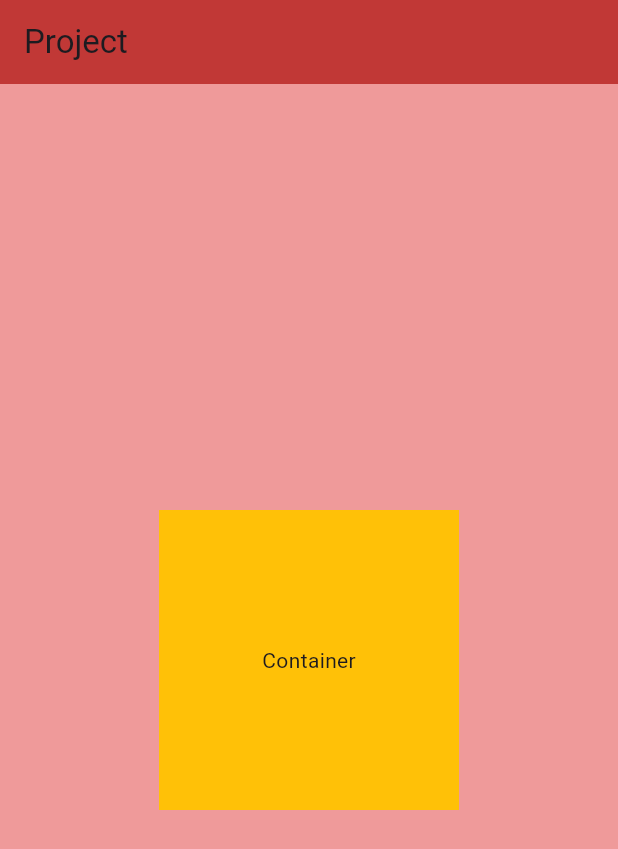
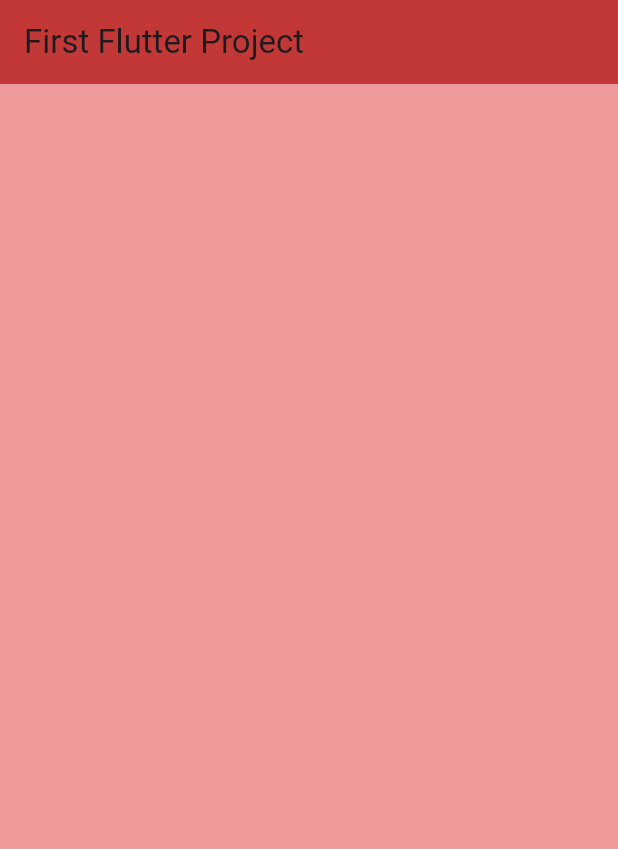
Before and after one commit to anshu-ac-dv/flutter_application_1, a Flutter app: the screen it shows after launch, on a phone screen of 412 x 824 dp. Shown: the top 849 px of the screen. Run offline on Flutter 3.47's test engine with Material 3 defaults, Android fonts, the phone set to English and light mode, and no system bars.

Commit message:
Initial Commit

```diff
--- a/lib/main.dart
+++ b/lib/main.dart
@@ -28,15 +28,7 @@ class MyApp extends StatelessWidget {
         backgroundColor: Colors.red.shade200,
         appBar: AppBar(
           backgroundColor: const Color.fromRGBO(193, 56, 54, 1),
-          title: Text('Project'),
-        ),
-        body: Center(
-          child: Container(
-            height: 200,
-            width: 200,
-            color: Colors.amber,
-            child: Center(child: Text('Container')),
-          ),
+          title: Text('First Flutter Project'),
         ),
       ),
     );
```
Also changed, not shown: 1 other file.
